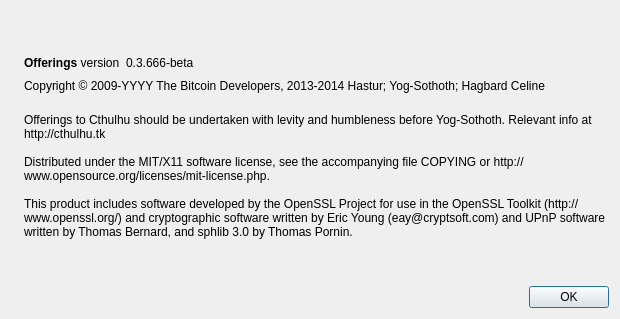
Spekske/offerings-gs, file src/qt/forms/aboutdialog.ui: the form before one commit.
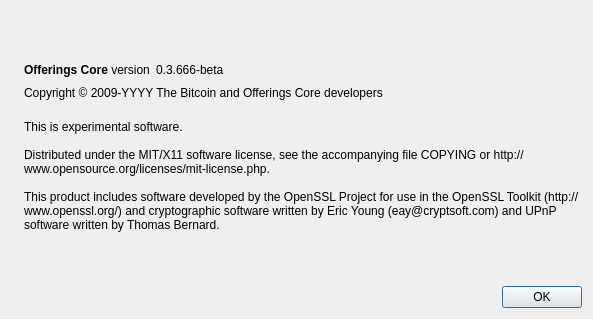
The form after the commit. Icons and pictures are not drawn.

Commit message: v1.6-Bokrug [Core]

Patch:
```diff
--- a/src/qt/forms/aboutdialog.ui
+++ b/src/qt/forms/aboutdialog.ui
@@ -6,7 +6,7 @@
    <rect>
     <x>0</x>
     <y>0</y>
-    <width>620</width>
+    <width>593</width>
     <height>319</height>
    </rect>
   </property>
@@ -50,7 +50,7 @@
           <cursorShape>IBeamCursor</cursorShape>
          </property>
          <property name="text">
-          <string>&lt;html&gt;&lt;head/&gt;&lt;body&gt;&lt;p&gt;&lt;span style=&quot; font-weight:600;&quot;&gt;Offerings&lt;/span&gt; version&lt;/p&gt;&lt;/body&gt;&lt;/html&gt;</string>
+          <string>&lt;b&gt;Offerings Core&lt;/b&gt; version</string>
          </property>
          <property name="textInteractionFlags">
           <set>Qt::LinksAccessibleByMouse|Qt::TextSelectableByKeyboard|Qt::TextSelectableByMouse</set>
@@ -91,7 +91,7 @@
         <cursorShape>IBeamCursor</cursorShape>
        </property>
        <property name="text">
-        <string notr="true">Copyright &amp;copy; 2009-YYYY The Bitcoin Developers, 2013-2014 Hastur; Yog-Sothoth; Hagbard Celine</string>
+        <string notr="true">Copyright &amp;copy; 2009-YYYY The Bitcoin and Offerings Core developers</string>
        </property>
        <property name="textFormat">
         <enum>Qt::RichText</enum>
@@ -108,11 +108,11 @@
        </property>
        <property name="text">
         <string>
-Offerings to Cthulhu should be undertaken with levity and humbleness before Yog-Sothoth. Relevant info at http://cthulhu.tk
+This is experimental software.
 
 Distributed under the MIT/X11 software license, see the accompanying file COPYING or http://www.opensource.org/licenses/mit-license.php.
 
-This product includes software developed by the OpenSSL Project for use in the OpenSSL Toolkit (http://www.openssl.org/) and cryptographic software written by Eric Young (eay@cryptsoft.com) and UPnP software written by Thomas Bernard, and sphlib 3.0 by Thomas Pornin.</string>
+This product includes software developed by the OpenSSL Project for use in the OpenSSL Toolkit (http://www.openssl.org/) and cryptographic software written by Eric Young (eay@cryptsoft.com) and UPnP software written by Thomas Bernard.</string>
        </property>
        <property name="wordWrap">
         <bool>true</bool>
```
Left out of the diff: 18 changed lines with no effect on the pictures. The commit also changes 938 other files.
